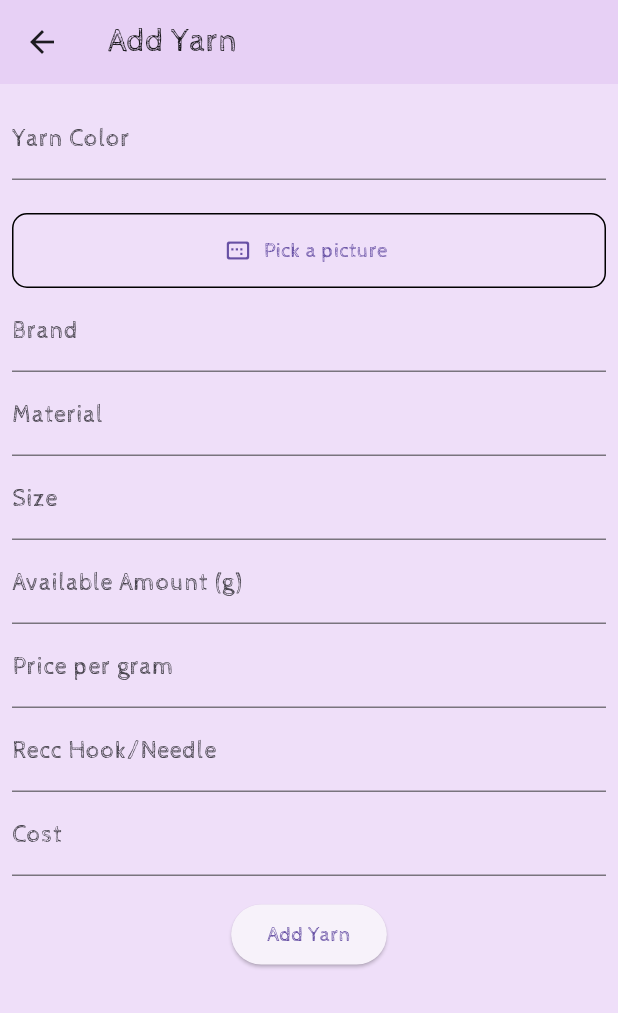
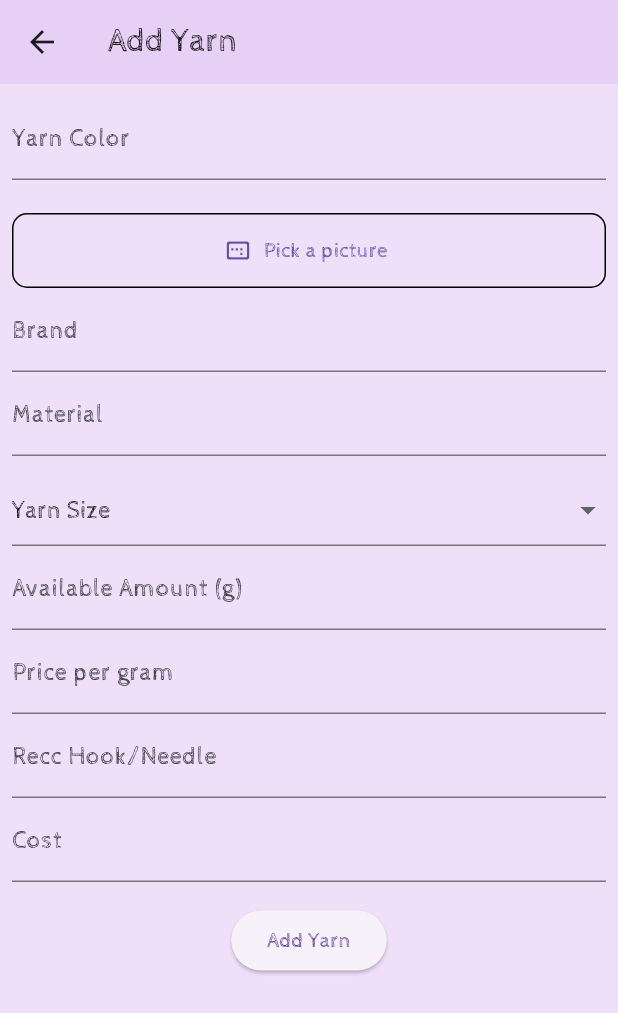
Before and after one commit to AnastassiaA/twisted_twine_workshoppe, a Flutter app: the AddYarn screen opened directly, on a phone screen of 412 x 824 dp. Shown: the top 1013 px of the screen. Run offline on Flutter 3.47's test engine with Material 3 defaults, Android fonts, the phone set to English and light mode, and no system bars; our stand-ins replace date_time_picker, device_info_plus, file_picker, flutter_native_contact_picker, image_picker, open_filex and 2 more; missing offline and left inert: filesystem_picker, saf; accounts and stored records are empty.

Commit message:
yarn size dropdown list

```diff
--- /dev/null
+++ b/lib/Models/Const/database_name_const.dart
@@ -0,0 +1,3 @@
+class DatabaseName{
+  static const String databaseName = 'twistedtwineworkshoppe';
+}
--- a/lib/Views/Forms/add_yarn.dart
+++ b/lib/Views/Forms/add_yarn.dart
@@ -7,7 +7,6 @@ import 'package:image_picker/image_picker.dart';
 import '../../Controllers/yarn_controller.dart';
 import '../../Models/Models/yarn_model.dart';
 import '../Views/yarn_page.dart';
-
 
 class AddYarn extends StatefulWidget {
   const AddYarn({super.key});
@@ -19,7 +18,32 @@ class AddYarn extends StatefulWidget {
 class AddYarnState extends State<AddYarn> {
   final _formKey = GlobalKey<FormState>();
 
-  String dropdownValue = 'None';
+  //String dropdownValue = 'None';
+  String sizeValue = 'Yarn Size';
+  List<DropdownMenuItem<String>> get dropdownItems {
+    List<DropdownMenuItem<String>> menuItems = [
+      const DropdownMenuItem(value: "Yarn Size", child: Text("Yarn Size")),
+      const DropdownMenuItem(value: "Lace - 0", child: Text("Lace - 0")),
+      const DropdownMenuItem(
+          value: "Super Fine, Sock, Fingering - 1",
+          child: Text("Super Fine, Sock, Fingering - 1")),
+      const DropdownMenuItem(
+          value: "Fine Weight, Sport, Baby - 2",
+          child: Text("Fine Weight, Sport, Baby - 2")),
+      const DropdownMenuItem(
+          value: "Light, Double Knit (DK) - 3",
+          child: Text("Light, Double Knit (DK) - 3")),
+      const DropdownMenuItem(
+          value: "Medium, Worsted, Aran - 4",
+          child: Text("Medium, Worsted, Aran - 4")),
+      const DropdownMenuItem(value: "Bulky - 5", child: Text("Bulky - 5")),
+      const DropdownMenuItem(
+          value: "Super Bulky - 6", child: Text("Super Bulky - 6")),
+      const DropdownMenuItem(value: "Jumbo - 7", child: Text("Jumbo - 7")),
+    ];
+
+    return menuItems;
+  }
 
   final yarnColorController = TextEditingController();
   final brandController = TextEditingController();
@@ -150,14 +174,29 @@ class AddYarnState extends State<AddYarn> {
                     labelText: 'Material',
                   ),
                 ),
-                TextFormField(
-                  controller: sizeController,
-                  keyboardType: TextInputType.text,
-                  showCursor: true,
-                  decoration: const InputDecoration(
-                    labelText: 'Size',
+
+                Padding(
+                    padding: const EdgeInsets.only(top: 12.0),
+                    child: DropdownButtonFormField(
+                        hint: const Text("Yarn Size"),
+                        value: sizeValue,
+                        onChanged: (String? newValue) {
+                          setState(() {
+                            sizeValue = newValue!;
+                          });
+                        },
+                        items: dropdownItems),
                   ),
-                ),
+                // yarn size/weight
+                //Lace - 0
+                //Super Fine, Sock, Fingering - 1
+                //Fine Weight, Sport, Baby - 2
+                //Light, Double Knit (DK) - 3
+                //Medium, Worsted, Aran - 4
+                //Bulky - 5
+                //Super Bulky - 6
+                //Jumbo - 7
+
                 TextFormField(
                   controller: availableWeightController,
                   keyboardType: TextInputType.number,
@@ -197,8 +236,7 @@ class AddYarnState extends State<AddYarn> {
                       //style: ,
                       onPressed: () async {
                         ScaffoldMessenger.of(context).showSnackBar(
-                              const SnackBar(
-                                  content: Text('Saving Yarn')));
+                            const SnackBar(content: Text('Saving Yarn')));
 
                         _addYarn();
                         if (!mounted) return;
@@ -207,8 +245,7 @@ class AddYarnState extends State<AddYarn> {
                         Navigator.push(
                             context,
                             MaterialPageRoute(
-                                  builder: (context) =>
-                                      const YarnPage()));
+                                builder: (context) => const YarnPage()));
                       },
                       child: const Text("Add Yarn"),
                     ),
```
Also changed, not shown: lib/Controllers/backup_and_restore_controller.dart (+4 -4 lines), lib/Controllers/database.dart (+3 -15 lines), lib/Views/Views/backup_and_restore_page.dart (+52 -10 lines), lib/Views/left_main_drawer.dart (+10 -10 lines). Lines whose indentation alone changed are shown as unchanged.
